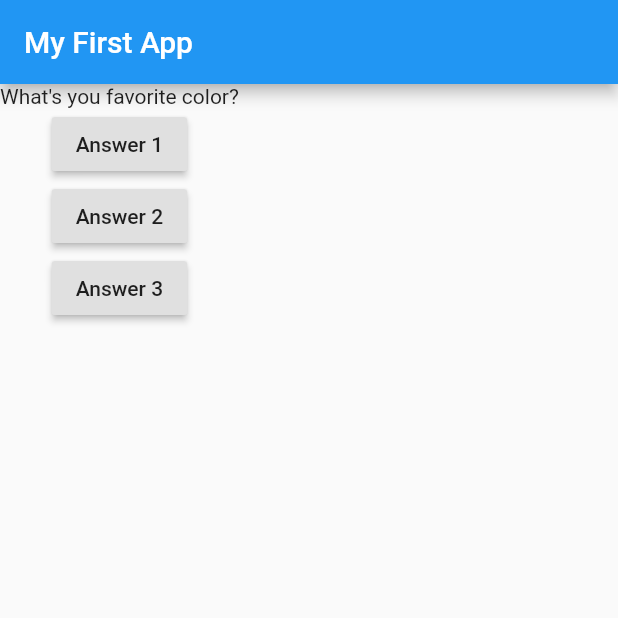
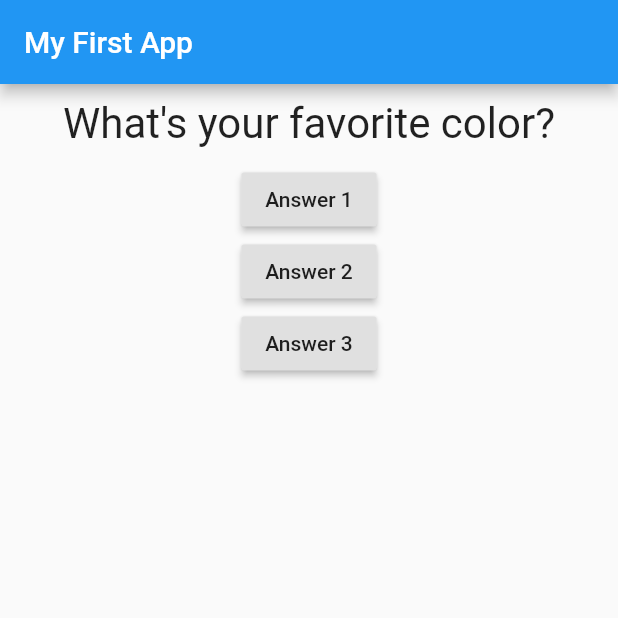
Before and after one commit to tuckermiles70/Flutter-Quiz-App, a Flutter app: the screen it shows after launch, on a phone screen of 412 x 824 dp, the top half of it. Run offline on Flutter 3.47's test engine with Material 2 defaults, Android fonts, the phone set to English and light mode, and no system bars.

Commit message:
question separted from main and formatted

```diff
--- a/lib/main.dart
+++ b/lib/main.dart
@@ -29,7 +29,7 @@ class _MyAppState extends State<MyApp> {
   @override
   Widget build(BuildContext context) {
     var questions = [
-      'What\'s you favorite color?',
+      'What\'s your favorite color?',
       'What\'s your favorite animal?',
     ];
     return MaterialApp(
@@ -39,7 +39,7 @@ class _MyAppState extends State<MyApp> {
         ),
         body: Column(
           children: [
-            Text(
+            Question(
               questions[_questionIndex],
             ),
             RaisedButton(
--- a/lib/question.dart
+++ b/lib/question.dart
@@ -1,12 +1,21 @@
 import 'package:flutter/material.dart';
 
 class Question extends StatelessWidget {
-  String questionText;
+  final String
+      questionText; //final just means that this value won't change after the inital initilization from constructor
 
   Question(this.questionText); //stores first argument in questionText
 
   @override
   Widget build(BuildContext context) {
-    return Text(questionText);
+    return Container(
+      width: double.infinity, //as much space as it can get on screen. So, full width of device
+      margin: EdgeInsets.all(10),
+      child: Text(
+        questionText,
+        style: TextStyle(fontSize: 28),
+        textAlign: TextAlign.center,
+      ),
+    );
   }
 }
```
